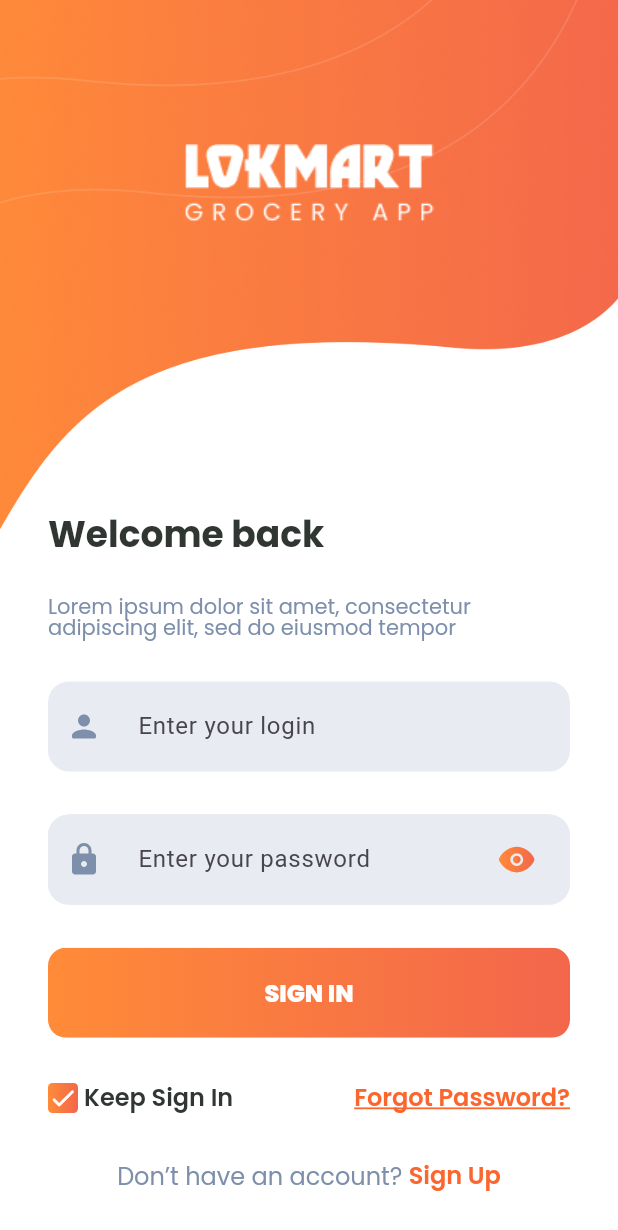
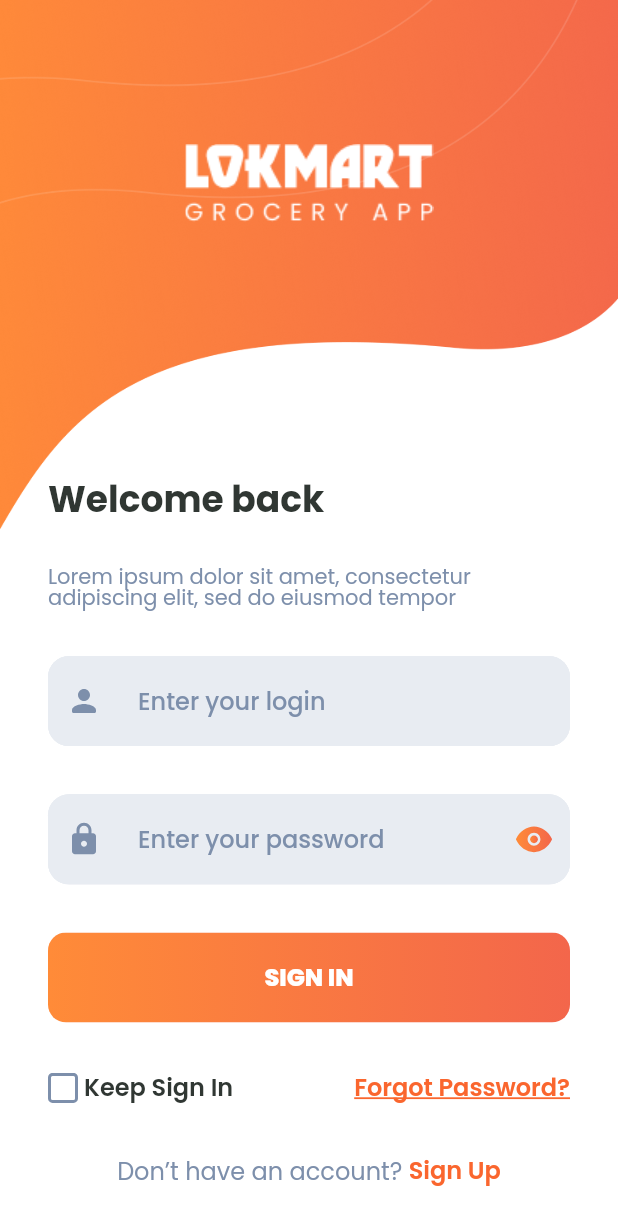
Before and after one commit to Paregeha/LokMart, a Flutter app: the SignUpPage screen opened by its route, after a tap on "Sign In", on a phone screen of 412 x 824 dp. Shown: the top 1230 px of the screen. Run offline on Flutter 3.47's test engine with Material 3 defaults, Android fonts, the phone set to English and light mode, and no system bars; our stand-ins replace chopper, flutter_svg, go_router, smooth_page_indicator; missing offline and left inert: widgetbook; generated files the repository leaves out were written again.

Commit message:
Add sign in

```diff
--- a/lib/pages/auth_page/sign_in_page/sign_in_page.dart
+++ b/lib/pages/auth_page/sign_in_page/sign_in_page.dart
@@ -11,11 +11,17 @@ import 'package:go_router/go_router.dart';
 
 import '../../../gen/assets.gen.dart';
 
-class SignInPage extends StatelessWidget {
+class SignInPage extends StatefulWidget {
   const SignInPage({super.key});
 
   @override
+  State<SignInPage> createState() => _SignInPageState();
+}
+
+class _SignInPageState extends State<SignInPage> {
+  @override
   Widget build(BuildContext context) {
+    bool isSelected = false;
     return AnnotatedRegion<SystemUiOverlayStyle>(
       value: const SystemUiOverlayStyle(
         statusBarColor: Colors.transparent,
@@ -41,7 +47,7 @@ class SignInPage extends StatelessWidget {
                 child: Column(
                   crossAxisAlignment: CrossAxisAlignment.start,
                   children: [
-                    Spacer(flex: 12),
+                    Spacer(flex: 10),
                     Text(
                       'Welcome back',
                       style: TextStyle(
@@ -67,14 +73,36 @@ class SignInPage extends StatelessWidget {
                     ),
                     Spacer(flex: 1),
                     CustomTextFieldWidget(
-                      hintStyle: TextStyle(),
-                      prefix: SvgPicture.asset(Assets.icons.user),
+                      hintStyle: TextStyle(
+                        color: AppColors.softGray,
+                        fontSize: 16.0,
+                        height: 1,
+                        fontWeight: AppFonts.w500medium,
+                        fontFamily: AppFonts.fontFamily,
+                        letterSpacing: 0,
+                      ),
+                      prefix: Padding(
+                        padding: const EdgeInsets.only(top: 18.0, bottom: 18.0),
+                        child: SvgPicture.asset(
+                          Assets.icons.user,
+                          width: 24.0,
+                          height: 24.0,
+                        ),
+                      ),
                       hintText: 'Enter your login',
                     ),
                     Spacer(flex: 1),
                     CustomTextFieldWidget(
-                      prefix: SvgPicture.asset(Assets.icons.lock),
+                      prefix: Padding(
+                        padding: const EdgeInsets.only(top: 18.0, bottom: 18.0),
+                        child: SvgPicture.asset(
+                          Assets.icons.lock,
+                          width: 24.0,
+                          height: 24.0,
+                        ),
+                      ),
                       hintText: 'Enter your password',
+                      isPassword: true,
                       suffix: Padding(
                         padding: const EdgeInsets.only(
                           right: 23.0,
@@ -96,7 +124,14 @@ class SignInPage extends StatelessWidget {
                       children: [
                         Row(
                           children: [
-                            CustomCheckBoxWidget(),
+                            CustomCheckBoxWidget(
+                              isSelected: isSelected,
+                              onPressed: () {
+                                setState(() {
+                                  isSelected = !isSelected;
+                                });
+                              },
+                            ),
                             SizedBox(width: 4.0),
                             Text(
                               'Keep Sign In',
--- a/lib/pages/auth_page/sign_up_page/sign_up_page.dart
+++ b/lib/pages/auth_page/sign_up_page/sign_up_page.dart
@@ -50,7 +50,7 @@ class SignUpPage extends StatelessWidget {
                 child: Column(
                   crossAxisAlignment: CrossAxisAlignment.start,
                   children: [
-                    Spacer(flex: 10),
+                    Spacer(flex: 8),
                     Text(
                       'Create your account',
                       style: TextStyle(
@@ -63,18 +63,40 @@ class SignUpPage extends StatelessWidget {
                     ),
                     Spacer(flex: 1),
                     CustomTextFieldWidget(
-                      prefix: SvgPicture.asset(Assets.icons.user),
+                      prefix: Padding(
+                        padding: const EdgeInsets.only(top: 18.0, bottom: 18.0),
+                        child: SvgPicture.asset(
+                          Assets.icons.user,
+                          width: 24.0,
+                          height: 24.0,
+                        ),
+                      ),
                       hintText: 'Enter your login',
                     ),
                     Spacer(flex: 1),
                     CustomTextFieldWidget(
-                      prefix: SvgPicture.asset(Assets.icons.email),
+                      prefix: Padding(
+                        padding: const EdgeInsets.only(top: 18.0, bottom: 18.0),
+                        child: SvgPicture.asset(
+                          Assets.icons.email,
+                          width: 24.0,
+                          height: 24.0,
+                        ),
+                      ),
                       hintText: 'Enter your email',
                     ),
                     Spacer(flex: 1),
                     CustomTextFieldWidget(
                       hintText: 'Enter your password',
-                      prefix: SvgPicture.asset(Assets.icons.lock),
+                      prefix: Padding(
+                        padding: const EdgeInsets.only(top: 18.0, bottom: 18.0),
+                        child: SvgPicture.asset(
+                          Assets.icons.lock,
+                          width: 24.0,
+                          height: 24.0,
+                        ),
+                      ),
+                      isPassword: true,
                       suffix: Padding(
                         padding: const EdgeInsets.only(
                           right: 23.0,
--- a/lib/widgets/text_fields/custom_text_field_widget.dart
+++ b/lib/widgets/text_fields/custom_text_field_widget.dart
@@ -4,6 +4,7 @@ import 'package:flutter_svg/svg.dart';
 
 import '../../gen/assets.gen.dart';
 import '../../resources/app_colors.dart';
+import '../../resources/app_fonts.dart';
 
 class CustomTextFieldWidget extends StatefulWidget {
   const CustomTextFieldWidget({
@@ -109,9 +110,18 @@ class _CustomTextFieldWidgetState extends State<CustomTextFieldWidget> {
           onSubmitted: widget.onSubmitted,
           inputFormatters: widget.inputFormatters,
           style: widget.textStyle,
+          cursorColor: AppColors.orange,
+          cursorWidth: 2.0,
           decoration: InputDecoration(
             hintText: widget.hintText,
-            hintStyle: widget.hintStyle,
+            hintStyle: TextStyle(
+              color: AppColors.softGray,
+              fontSize: 16.0,
+              height: 1,
+              fontWeight: AppFonts.w500medium,
+              fontFamily: AppFonts.fontFamily,
+              letterSpacing: 0,
+            ),
             filled: true,
             fillColor: AppColors.gray1,
             contentPadding: widget.contentPadding,
@@ -131,7 +141,7 @@ class _CustomTextFieldWidgetState extends State<CustomTextFieldWidget> {
             ),
             focusedBorder: OutlineInputBorder(
               borderRadius: BorderRadius.circular(widget.borderRadius),
-              borderSide: BorderSide(color: AppColors.gray1),
+              borderSide: BorderSide(color: AppColors.orange),
             ),
             disabledBorder: OutlineInputBorder(
               borderRadius: BorderRadius.circular(widget.borderRadius),
```
